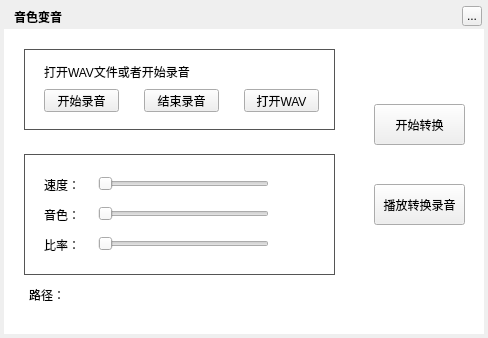
Old version of the form TTKCore/musicUiKits/musicToolsetsKits/musicsoundtouchwidget.ui in the repository Greedysky/TTKMusicPlayer.
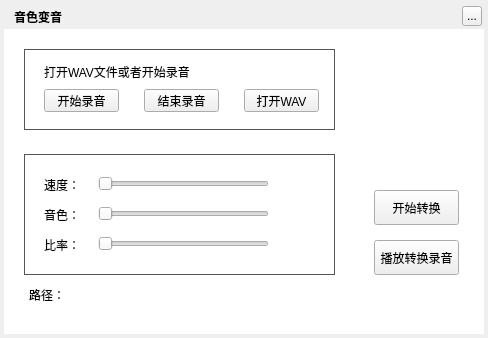
New version of the form. Custom widgets are drawn as their Qt base class.

The edit to the form file:
```diff
--- a/TTKCore/musicUiKits/musicToolsetsKits/musicsoundtouchwidget.ui
+++ b/TTKCore/musicUiKits/musicToolsetsKits/musicsoundtouchwidget.ui
@@ -292,9 +292,9 @@
    <property name="geometry">
     <rect>
      <x>374</x>
-     <y>104</y>
-     <width>91</width>
-     <height>41</height>
+     <y>190</y>
+     <width>85</width>
+     <height>35</height>
     </rect>
    </property>
    <property name="cursor">
@@ -308,9 +308,9 @@
    <property name="geometry">
     <rect>
      <x>374</x>
-     <y>184</y>
-     <width>91</width>
-     <height>41</height>
+     <y>240</y>
+     <width>85</width>
+     <height>35</height>
     </rect>
    </property>
    <property name="cursor">
```
